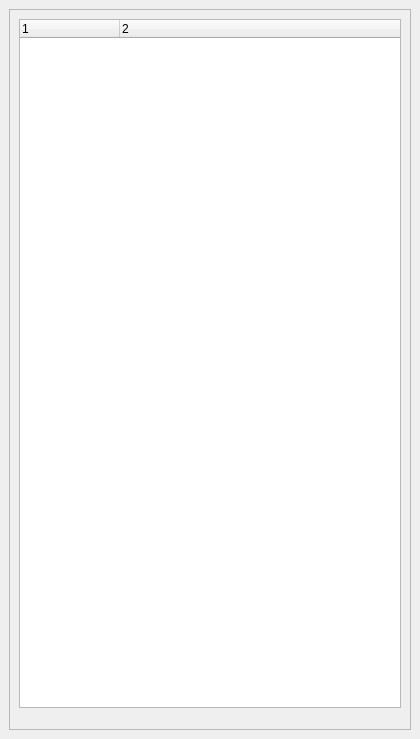
Above: Qt/Resources/UI/layerDialog.ui from hu-shuhan/editOpeniGame before the change. Below: the same form after it.
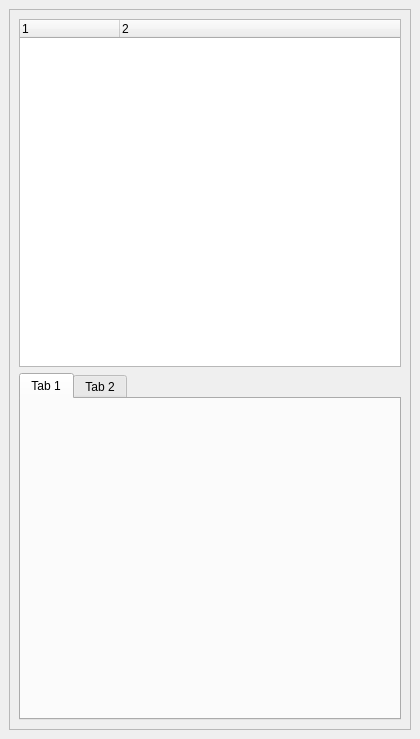
That is the form after the change. Custom widgets are drawn as their Qt base class.

Diff of the .ui file:
```diff
--- a/Qt/Resources/UI/layerDialog.ui
+++ b/Qt/Resources/UI/layerDialog.ui
@@ -12,8 +12,8 @@
   </property>
   <property name="minimumSize">
    <size>
-    <width>0</width>
-    <height>0</height>
+    <width>88</width>
+    <height>107</height>
    </size>
   </property>
   <property name="windowTitle">
@@ -32,7 +32,7 @@
          <x>0</x>
          <y>0</y>
          <width>400</width>
-         <height>682</height>
+         <height>700</height>
         </rect>
        </property>
        <layout class="QVBoxLayout" name="verticalLayout_2">
@@ -57,10 +57,21 @@
          </widget>
         </item>
         <item>
-         <widget class="QtTreePropertyBrowser" name="propertyWidget" native="true"/>
-        </item>
-        <item>
-         <widget class="igQtModelInformationWidget" name="ModelInformationWidget" native="true"/>
+         <widget class="QTabWidget" name="tabWidget">
+          <property name="currentIndex">
+           <number>0</number>
+          </property>
+          <widget class="igQtModelInformationWidget" name="ModelInformationWidget">
+           <attribute name="title">
+            <string>Tab 1</string>
+           </attribute>
+          </widget>
+          <widget class="QtTreePropertyBrowser" name="propertyWidget">
+           <attribute name="title">
+            <string>Tab 2</string>
+           </attribute>
+          </widget>
+         </widget>
         </item>
        </layout>
       </widget>
```
